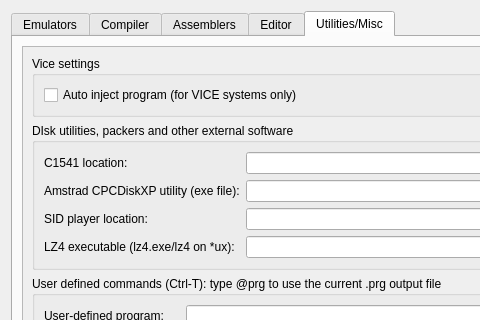
First picture: the form in source/dialogtrsesettings.ui, repository leuat/TRSE, before the edit; both pictures show x 0 to 480 and y 0 to 320 of the 1024 by 600 pixel window.
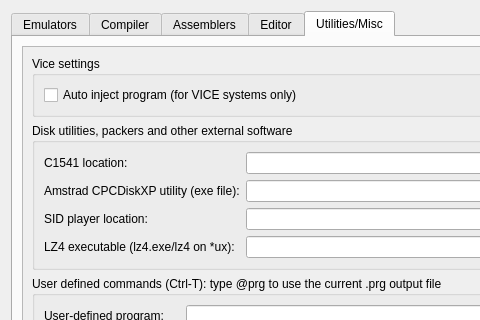
Second picture: the form after the edit. The open tabs and pages were chosen to show the change.

What changed in the file:
```diff
--- a/source/dialogtrsesettings.ui
+++ b/source/dialogtrsesettings.ui
@@ -1841,8 +1841,8 @@
              <rect>
               <x>0</x>
               <y>0</y>
-              <width>1078</width>
-              <height>623</height>
+              <width>950</width>
+              <height>1464</height>
              </rect>
             </property>
             <layout class="QGridLayout" name="gridLayout_30">
@@ -1905,7 +1905,7 @@
              <item row="1" column="0">
               <widget class="QGroupBox" name="groupBox_12">
                <property name="title">
-                <string>DIsk utilities, packers and other external software</string>
+                <string>Disk utilities, packers and other external software</string>
                </property>
                <layout class="QGridLayout" name="gridLayout_37">
                 <item row="0" column="0">
```
Left out of the diff: 16 changed lines with no effect on the pictures.
